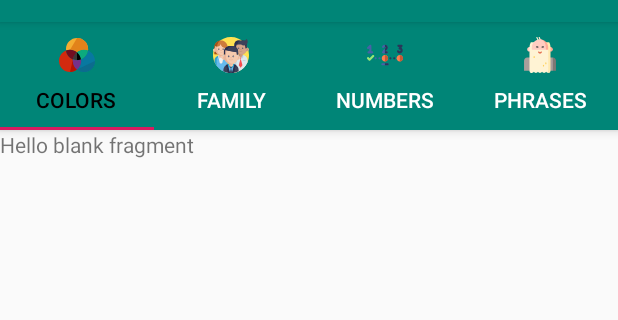
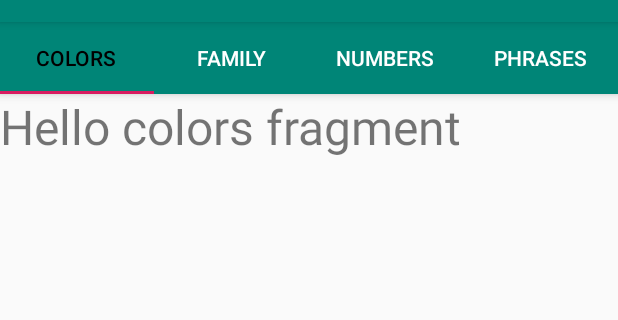
Before and after one commit to AhmadDalao/MiowkApp, an Android app: the screen it shows after launch (MainActivity), on a phone screen of 412 x 824 dp, the part 62-382 px from its top. Run offline under Robolectric (Android 15) with nearby library versions, the phone set to English and light mode, and no system bars.

Commit message:
adding the fragments to the taplayout

```diff
--- a/app/src/main/java/com/example/android/miowkapp/MainActivity.java
+++ b/app/src/main/java/com/example/android/miowkapp/MainActivity.java
@@ -34,11 +34,11 @@ public class MainActivity extends AppCompatActivity {
         tabLayout.setupWithViewPager(viewPager);
 
 
-        // to add icons to the taps
-        tabLayout.getTabAt(0).setIcon(R.drawable.ic_colors);
-        tabLayout.getTabAt(1).setIcon(R.drawable.ic_people2);
-        tabLayout.getTabAt(2).setIcon(R.drawable.ic_numbers);
-        tabLayout.getTabAt(3).setIcon(R.drawable.ic_proverb);
+//        // to add icons to the taps
+//        tabLayout.getTabAt(0).setIcon(R.drawable.ic_colors);
+//        tabLayout.getTabAt(1).setIcon(R.drawable.ic_people2);
+//        tabLayout.getTabAt(2).setIcon(R.drawable.ic_numbers);
+//        tabLayout.getTabAt(3).setIcon(R.drawable.ic_proverb);
 
 
     } // end of onCreate method
--- a/app/src/main/res/layout/fragment_colors.xml
+++ b/app/src/main/res/layout/fragment_colors.xml
@@ -9,6 +9,7 @@
     <TextView
         android:layout_width="match_parent"
         android:layout_height="match_parent"
-        android:text="@string/hello_blank_fragment" />
+        android:text="@string/colors"
+        android:textSize="32sp" />
 
 </FrameLayout>
--- a/app/src/main/res/layout/fragment_family.xml
+++ b/app/src/main/res/layout/fragment_family.xml
@@ -9,6 +9,7 @@
     <TextView
         android:layout_width="match_parent"
         android:layout_height="match_parent"
-        android:text="@string/hello_blank_fragment" />
+        android:textSize="32sp"
+        android:text="@string/family" />
 
 </FrameLayout>
--- a/app/src/main/res/layout/fragment_numbers.xml
+++ b/app/src/main/res/layout/fragment_numbers.xml
@@ -9,6 +9,7 @@
     <TextView
         android:layout_width="match_parent"
         android:layout_height="match_parent"
-        android:text="@string/hello_blank_fragment" />
+        android:text="@string/numbers"
+        android:textSize="32sp" />
 
 </FrameLayout>
--- a/app/src/main/res/layout/fragment_phrases.xml
+++ b/app/src/main/res/layout/fragment_phrases.xml
@@ -9,6 +9,7 @@
     <TextView
         android:layout_width="match_parent"
         android:layout_height="match_parent"
-        android:text="@string/hello_blank_fragment" />
+        android:text="@string/phrases"
+        android:textSize="32sp" />
 
 </FrameLayout>
--- a/app/src/main/res/values/strings.xml
+++ b/app/src/main/res/values/strings.xml
@@ -3,4 +3,8 @@
 
     <!-- TODO: Remove or change this placeholder text -->
     <string name="hello_blank_fragment">Hello blank fragment</string>
+    <string name="phrases">Hello phrases fragment</string>
+    <string name="colors">Hello colors fragment</string>
+    <string name="numbers">Hello numbers fragment</string>
+    <string name="family">Hello family fragment</string>
 </resources>
```
